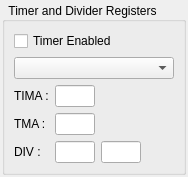
Old version of the form Qt/widgets/timerwidget.ui in the repository RocketRope/Gameboy-Emulator.
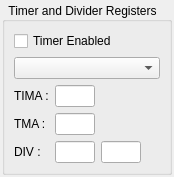
New version of the form.

Patch:
```diff
--- a/Qt/widgets/timerwidget.ui
+++ b/Qt/widgets/timerwidget.ui
@@ -43,6 +43,9 @@
      <property name="alignment">
       <set>Qt::AlignLeading|Qt::AlignLeft|Qt::AlignVCenter</set>
      </property>
+     <property name="flat">
+      <bool>true</bool>
+     </property>
      <layout class="QVBoxLayout" name="verticalLayout_2">
       <item>
        <widget class="QCheckBox" name="timer_enabled_checkBox">
```
